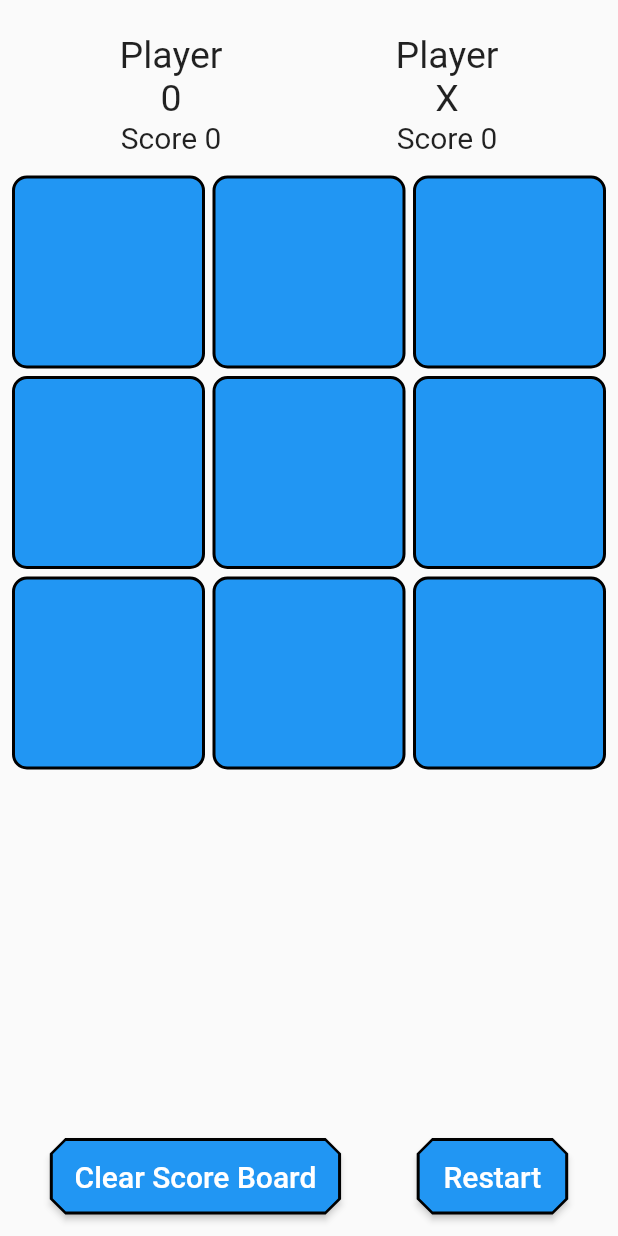
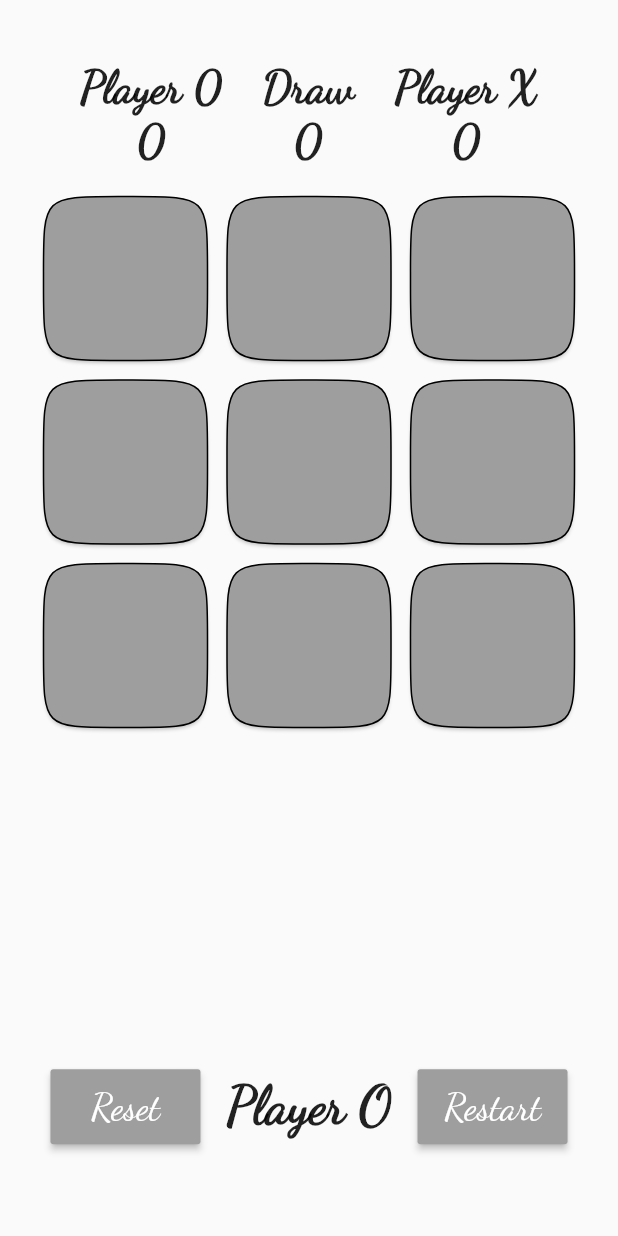
Before and after one commit to veerbhayani/tic_tac_toe, a Flutter app: the screen it shows after launch, on a phone screen of 412 x 824 dp. Run offline on Flutter 3.47's test engine with Material 2 defaults, Android fonts, the phone set to English and light mode, and no system bars.

Commit message:
first_commit

```diff
--- a/lib/tic_tac_toe_demo.dart
+++ b/lib/tic_tac_toe_demo.dart
@@ -12,33 +12,31 @@ class _TicTacToeDemoState extends State<TicTacToeDemo> {
   Widget build(BuildContext context) {
     return Scaffold(
       body: Padding(
-        padding: const EdgeInsets.all(8.0),
+        padding: const EdgeInsets.all(25),
         child: Column(
           mainAxisAlignment: MainAxisAlignment.spaceEvenly,
           children: [
             Padding(
-              padding: const EdgeInsets.all(14.0),
+              padding: const EdgeInsets.all(15.0),
               child: Row(
                 mainAxisAlignment: MainAxisAlignment.spaceAround,
                 children: [
                   Column(
                     children: [
                       const Text(
-                        'Player',
+                        'Player 0',
                         style: TextStyle(
-                          fontSize: 25,
-                        ),
-                      ),
-                      const Text(
-                        '0',
-                        style: TextStyle(
-                          fontSize: 25,
+                          fontFamily: 'Dancing Script',
+                          fontSize: 30,
+                          fontWeight: FontWeight.bold,
                         ),
                       ),
                       Text(
-                        'Score ${oScore.toString()}',
+                        oScore.toString(),
                         style: const TextStyle(
-                          fontSize: 20,
+                          fontFamily: 'Dancing Script',
+                          fontSize: 30,
+                          fontWeight: FontWeight.bold,
                         ),
                       ),
                     ],
@@ -46,21 +44,39 @@ class _TicTacToeDemoState extends State<TicTacToeDemo> {
                   Column(
                     children: [
                       const Text(
-                        'Player',
+                        'Draw',
                         style: TextStyle(
-                          fontSize: 25,
-                        ),
-                      ),
-                      const Text(
-                        'X',
-                        style: TextStyle(
-                          fontSize: 25,
+                          fontFamily: 'Dancing Script',
+                          fontSize: 30,
+                          fontWeight: FontWeight.bold,
                         ),
                       ),
                       Text(
-                        'Score ${xScore.toString()}',
+                        drawScore.toString(),
                         style: const TextStyle(
-                          fontSize: 20,
+                          fontFamily: 'Dancing Script',
+                          fontSize: 30,
+                          fontWeight: FontWeight.bold,
+                        ),
+                      ),
+                    ],
+                  ),
+                  Column(
+                    children: [
+                      const Text(
+                        'Player X',
+                        style: TextStyle(
+                          fontFamily: 'Dancing Script',
+                          fontSize: 30,
+                          fontWeight: FontWeight.bold,
+                        ),
+                      ),
+                      Text(
+                        xScore.toString(),
+                        style: const TextStyle(
+                          fontFamily: 'Dancing Script',
+                          fontSize: 30,
+                          fontWeight: FontWeight.bold,
                         ),
                       ),
                     ],
@@ -78,27 +94,30 @@ class _TicTacToeDemoState extends State<TicTacToeDemo> {
                 ),
                 itemCount: 9,
                 itemBuilder: (context, index) {
-                  return InkWell(
+                  return GestureDetector(
                     onTap: () {
                       tapped(index, context);
                       setState(() {});
                     },
-                    child: Container(
-                      decoration: BoxDecoration(
-                        border: Border.all(
-                          width: 2,
-                          color: Colors.black,
+                    child: Card(
+                      shape: const ContinuousRectangleBorder(
+                        borderRadius: BorderRadius.all(
+                          Radius.circular(
+                            50,
                           ),
-                        borderRadius: BorderRadius.circular(10),
-                        color: Colors.blue,
                         ),
-                      alignment: Alignment.center,
+                        side: BorderSide(),
+                      ),
+                      color: color[index],
+                      child: Center(
                         child: Text(
                           displayElement[index],
                           style: const TextStyle(
+                            fontFamily: 'Dancing Script',
                             fontSize: 50,
                             color: Colors.white,
                             fontWeight: FontWeight.bold,
+                          ),
                         ),
                       ),
                     ),
@@ -106,58 +125,40 @@ class _TicTacToeDemoState extends State<TicTacToeDemo> {
                 },
               ),
             ),
-            const Expanded(
-              flex: 1,
-              child: Row(
-                mainAxisAlignment: MainAxisAlignment.spaceAround,
-                children: [],
-              ),
-            ),
             Expanded(
-              flex: 1,
+              flex: 2,
               child: Row(
                 mainAxisAlignment: MainAxisAlignment.spaceAround,
                 children: [
                   MaterialButton(
                     height: 50,
                     minWidth: 100,
-                    shape: const BeveledRectangleBorder(
-                      borderRadius: BorderRadius.all(
-                        Radius.circular(
-                          10,
-                        ),
-                      ),
-                      side: BorderSide(
-                        color: Colors.black,
-                      ),
-                    ),
-                    color: Colors.blue,
+                    color: Colors.grey,
                     onPressed: () {
                       clearScoreBoard();
                       setState(() {});
                     },
                     child: const Text(
-                      'Clear Score Board',
+                      'Reset',
                       style: TextStyle(
-                        fontSize: 20,
+                        fontFamily: 'Dancing Script',
+                        fontSize: 25,
                         color: Colors.white,
                       ),
+                    ),
+                  ),
+                  Text(
+                    oTurn ? 'Player O' : 'Player X',
+                    style: const TextStyle(
+                      fontFamily: 'Dancing Script',
+                      fontSize: 35,
+                      fontWeight: FontWeight.bold,
                     ),
                   ),
                   MaterialButton(
                     height: 50,
                     minWidth: 100,
-                    shape: const BeveledRectangleBorder(
-                      borderRadius: BorderRadius.all(
-                        Radius.circular(
-                          10,
-                        ),
-                      ),
-                      side: BorderSide(
-                        color: Colors.black,
-                      ),
-                    ),
-                    color: Colors.blue,
+                    color: Colors.grey,
                     onPressed: () {
                       clearBoard();
                       setState(() {});
@@ -165,7 +166,8 @@ class _TicTacToeDemoState extends State<TicTacToeDemo> {
                     child: const Text(
                       'Restart',
                       style: TextStyle(
-                        fontSize: 20,
+                        fontFamily: 'Dancing Script',
+                        fontSize: 25,
                         color: Colors.white,
                       ),
                     ),
```
Also changed, not shown: lib/controller.demo.dart (+67 -80 lines), pubspec.yaml (+4 -4 lines), assets/fonts/DancingScript-Regular.ttf (added). Lines whose indentation alone changed are shown as unchanged.
